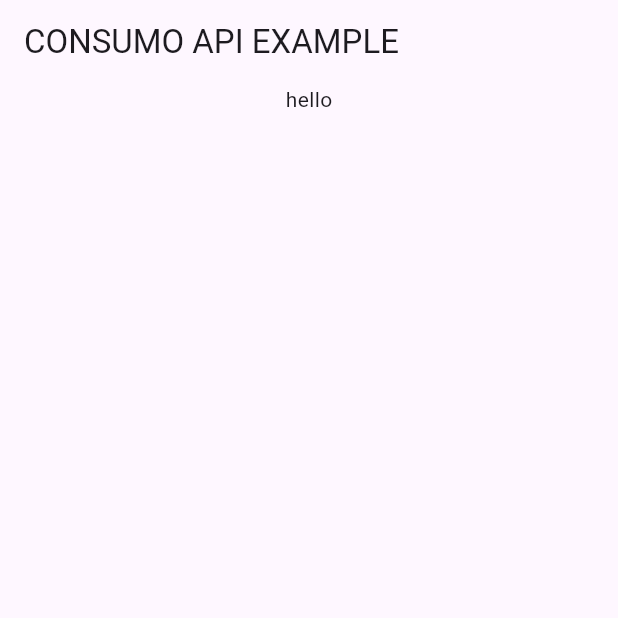
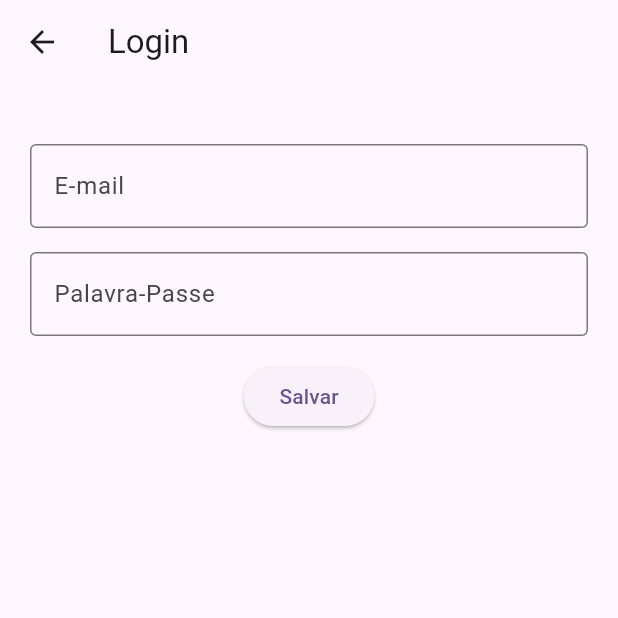
Before and after one commit to nicolau-np/consumo_api_example, a Flutter app: the screen it shows after launch, on a phone screen of 412 x 824 dp, the top half of it. Run offline on Flutter 3.47's test engine with Material 3 defaults, Android fonts, the phone set to English and light mode, and no system bars; our stand-ins replace shared_preferences.

Commit message:
feat: update

```diff
--- /dev/null
+++ b/consumo_api_example/lib/auth/login.dart
@@ -0,0 +1,78 @@
+import 'dart:convert';
+
+import 'package:consumo_api_example/services/token_service.dart';
+import 'package:flutter/material.dart';
+import 'package:http/http.dart' as http;
+
+class LoginPage extends StatefulWidget {
+  const LoginPage({super.key});
+
+  @override
+  State<LoginPage> createState() => _LoginPageState();
+}
+
+class _LoginPageState extends State<LoginPage> {
+  TextEditingController email = TextEditingController();
+  TextEditingController password = TextEditingController();
+  String baseUrl = "http://api_example.local/api";
+  final TokenService tokenService = TokenService();
+
+  Future<void> login() async {
+    try {
+      String uri = "$baseUrl/auth/login";
+      var request = await http.post(Uri.parse(uri),
+          body: {"email": email.text, "password": password.text});
+      if (request.statusCode == 200 || request.statusCode == 201) {
+        var authData = jsonDecode(request.body);
+        await tokenService.saveToken(authData['token_name']['token']);
+        Navigator.pushNamed(context, '/');
+      } else {
+        print('Erro nas credenciais');
+      }
+    } catch (e) {
+      print(e);
+    }
+  }
+
+  @override
+  Widget build(BuildContext context) {
+    return Scaffold(
+      appBar: AppBar(
+        title: Text('Login'),
+      ),
+      body: Padding(
+        padding: EdgeInsets.symmetric(vertical: 40.0, horizontal: 20.0),
+        child: Column(
+          children: [
+            TextFormField(
+              decoration: const InputDecoration(
+                border: OutlineInputBorder(),
+                label: Text('E-mail'),
+              ),
+              controller: email,
+            ),
+            const SizedBox(
+              height: 16.0,
+            ),
+            TextFormField(
+              decoration: const InputDecoration(
+                border: OutlineInputBorder(),
+                label: Text('Palavra-Passe'),
+              ),
+              controller: password,
+            ),
+            const SizedBox(
+              height: 16.0,
+            ),
+            ElevatedButton(
+              onPressed: () {
+                login();
+              },
+              child: const Text('Salvar'),
+            ),
+          ],
+        ),
+      ),
+    );
+  }
+}
--- a/consumo_api_example/lib/main.dart
+++ b/consumo_api_example/lib/main.dart
@@ -1,4 +1,7 @@
+import 'package:consumo_api_example/auth/login.dart';
+import 'package:consumo_api_example/view/create_page.dart';
 import 'package:consumo_api_example/view/home_page.dart';
+import 'package:consumo_api_example/view/index_page.dart';
 import 'package:flutter/material.dart';
 
 void main() {
@@ -12,13 +15,19 @@ class MyApp extends StatelessWidget {
   @override
   Widget build(BuildContext context) {
     return MaterialApp(
-      title: 'Flutter Demo',
+      title: 'Consumo API',
       theme: ThemeData(
         colorScheme: ColorScheme.fromSeed(seedColor: Colors.deepPurple),
         useMaterial3: true,
       ),
       debugShowCheckedModeBanner: false,
-      home: const HomePage(),
+      initialRoute: '/login',
+      routes: {
+        '/': (context) => const HomePage(),
+        '/create': (context) => const CreatePage(),
+        '/index': (context) => const IndexPage(),
+        '/login': (context) => const LoginPage(),
+      },
     );
   }
 }
--- a/consumo_api_example/pubspec.yaml
+++ b/consumo_api_example/pubspec.yaml
@@ -35,6 +35,8 @@ dependencies:
   # The following adds the Cupertino Icons font to your application.
   # Use with the CupertinoIcons class for iOS style icons.
   cupertino_icons: ^1.0.8
+  http: ^1.1.2
+  shared_preferences: ^2.3.2
 
 dev_dependencies:
   flutter_test:
```
Also changed, not shown: consumo_api_example/lib/services/token_service.dart (added, +13 -0 lines), consumo_api_example/lib/view/create_page.dart (added, +93 -0 lines), consumo_api_example/lib/view/edit_page.dart (added, +103 -0 lines), consumo_api_example/lib/view/home_page.dart (+22 -5 lines), consumo_api_example/lib/view/index_page.dart (added, +91 -0 lines), consumo_api_example/pubspec.lock, 1 other file.
